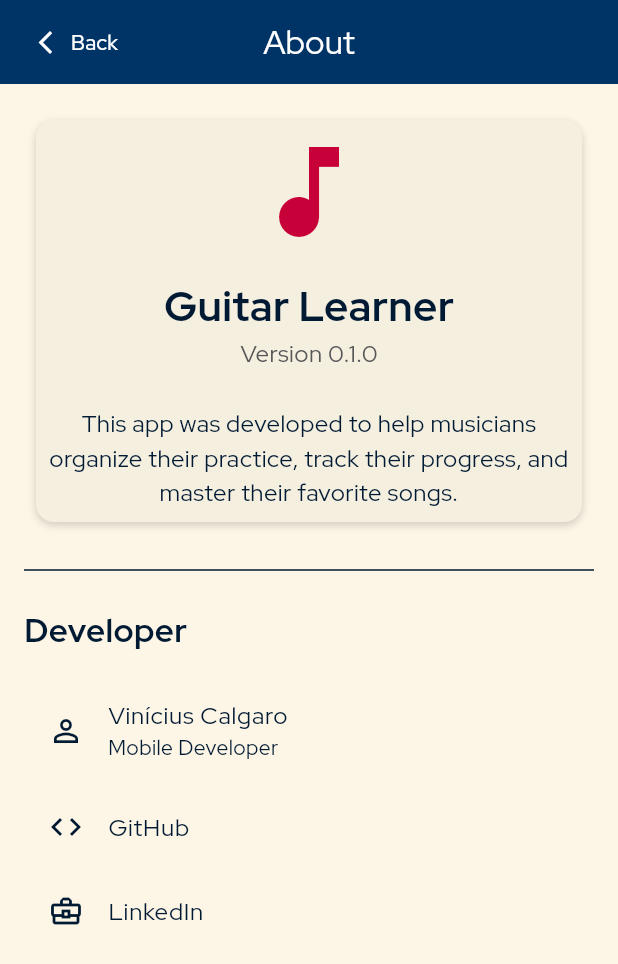
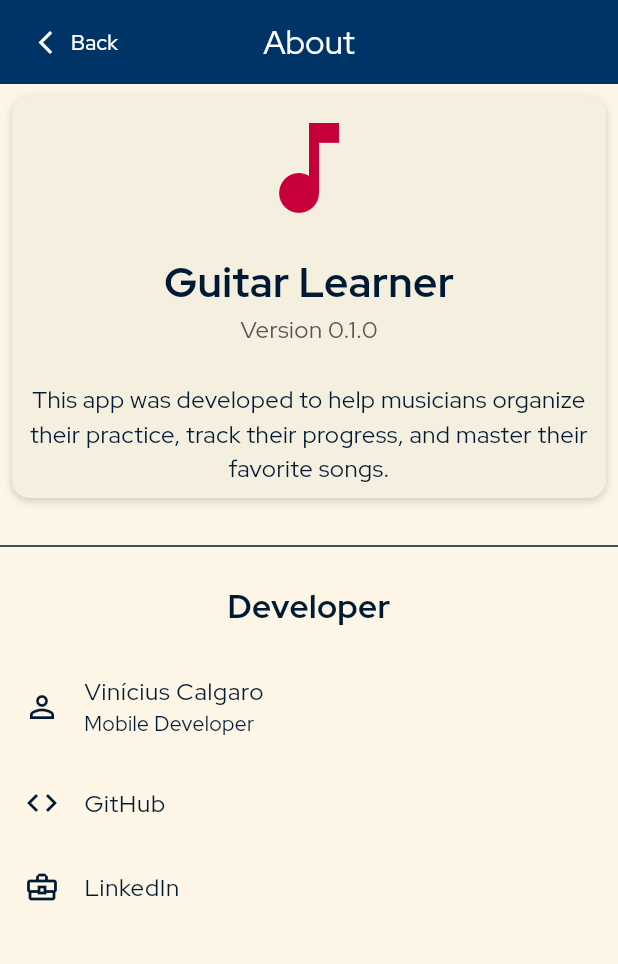
Before and after one commit to vinicalgaro/Guitar-Notebook, a Flutter app: the AboutPage screen opened directly, on a phone screen of 412 x 824 dp. Shown: the top 964 px of the screen. Run offline on Flutter 3.47's test engine with Material 3 defaults, Android fonts, the phone set to English and light mode, and no system bars; our stand-ins replace bot_toast, freezed_annotation, google_fonts, lottie, package_info_plus, shared_preferences; accounts and stored records are empty; generated files the repository leaves out were written again.

Commit message:
Refatora navegação e UI
- Adiciona `MainShell` com `BottomNavigationBar` para navegação entre abas.
- Cria `TabNavigatorWidget` para gerenciar o estado de navegação de cada aba.
- Modifica `DefaultPageScaffold` para usar `CustomScrollView` e `SliverAppBar`.
- Remove `HomeDrawerWidget` e integra sua funcionalidade na nova navegação.
- Atualiza `HomePage`, `AboutPage` e `CadastroMusicaPage` para se adequar às mudanças na UI e navegação.
- Ajusta layout de `AboutPage` e `CadastroMusicaPage` para usar `Column` em vez de `ListView` e `SingleChildScrollView`, respectivamente.

```diff
--- a/lib/view/about_page.dart
+++ b/lib/view/about_page.dart
@@ -25,8 +25,7 @@ class AboutPage extends StatelessWidget {
   Widget build(BuildContext context) {
     return DefaultPageScaffold(
       title: AppLocalizations.of(context)!.about,
-      body: ListView(
-        padding: const EdgeInsets.all(16.0),
+      body: Column(
         children: [
           DefaultCardContainer(
             child: Column(
--- a/lib/view/cadastro_musica_page.dart
+++ b/lib/view/cadastro_musica_page.dart
@@ -55,8 +55,7 @@ class _CadastroMusicaPageState extends State<CadastroMusicaPage> {
     return DefaultPageScaffold(
       title:
           viewModel.isEditing ? localizations.editSong : localizations.newSong,
-      body: SingleChildScrollView(
-        child: Column(
+      body: Column(
         children: [
           Padding(
             padding:
@@ -94,7 +93,6 @@ class _CadastroMusicaPageState extends State<CadastroMusicaPage> {
             onStepCancel: () => viewModel.onStepCancel(),
           ),
         ],
-        ),
       ),
     );
   }
--- a/lib/view/widgets/home_drawer_widget.dart
+++ b/lib/view/widgets/home_drawer_widget.dart
@@ -75,7 +75,7 @@ class HomeDrawerWidget extends StatelessWidget {
           const Divider(),
           _buildPageButton(
               context,
-              Icons.info,
+              Icons.info_outline,
               AppLocalizations.of(context)!.about,
               () => context.goTo(AppRoutes.about)),
         ],
--- a/lib/widgets/default_page_scaffold.dart
+++ b/lib/widgets/default_page_scaffold.dart
@@ -18,23 +18,37 @@ class DefaultPageScaffold extends StatelessWidget {
   @override
   Widget build(BuildContext context) {
     return Scaffold(
-      appBar: AppBar(
+      floatingActionButton: floatingActionButton,
+      body: CustomScrollView(
+        slivers: [
+          SliverAppBar(
+            title: Text(title),
+            floating: true,
+            snap: true,
+            pinned: false,
             automaticallyImplyLeading: false,
-        title: Text(title),
             actions: actions,
-        leading: TextButton.icon(
+            leading: Navigator.of(context).canPop()
+                ? TextButton.icon(
                     onPressed: context.goBack,
                     icon: const Icon(Icons.arrow_back_ios_new, size: 18),
-          label: Text(MaterialLocalizations.of(context).backButtonTooltip),
+                    label: Text(
+                        MaterialLocalizations.of(context).backButtonTooltip),
                     style: TextButton.styleFrom(
-            foregroundColor: Theme.of(context).appBarTheme.foregroundColor,
+                      foregroundColor:
+                          Theme.of(context).appBarTheme.foregroundColor,
                       padding: EdgeInsets.zero,
                     ),
+                  )
+                : null,
+            leadingWidth: 100,
+            elevation: 4,
           ),
-        leadingWidth: 100,
+          SliverToBoxAdapter(
+            child: body,
           ),
-      body: body,
-      floatingActionButton: floatingActionButton,
+        ],
+      ),
     );
   }
 }
```
Also changed, not shown: lib/main.dart (+3 -29 lines), lib/view/home_page.dart (+3 -6 lines), lib/view/main_shell.dart (added, +92 -0 lines), lib/view/widgets/tab_navigator_widget.dart (added, +52 -0 lines). Lines whose indentation alone changed are shown as unchanged.
